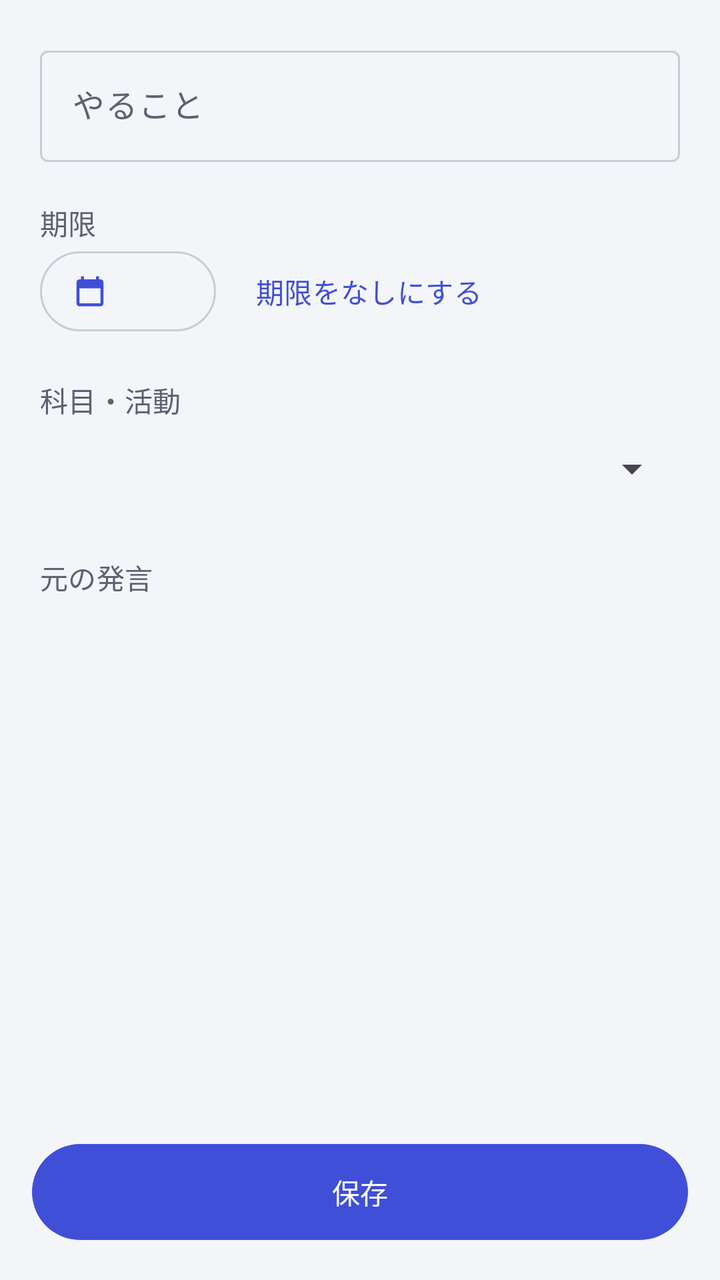
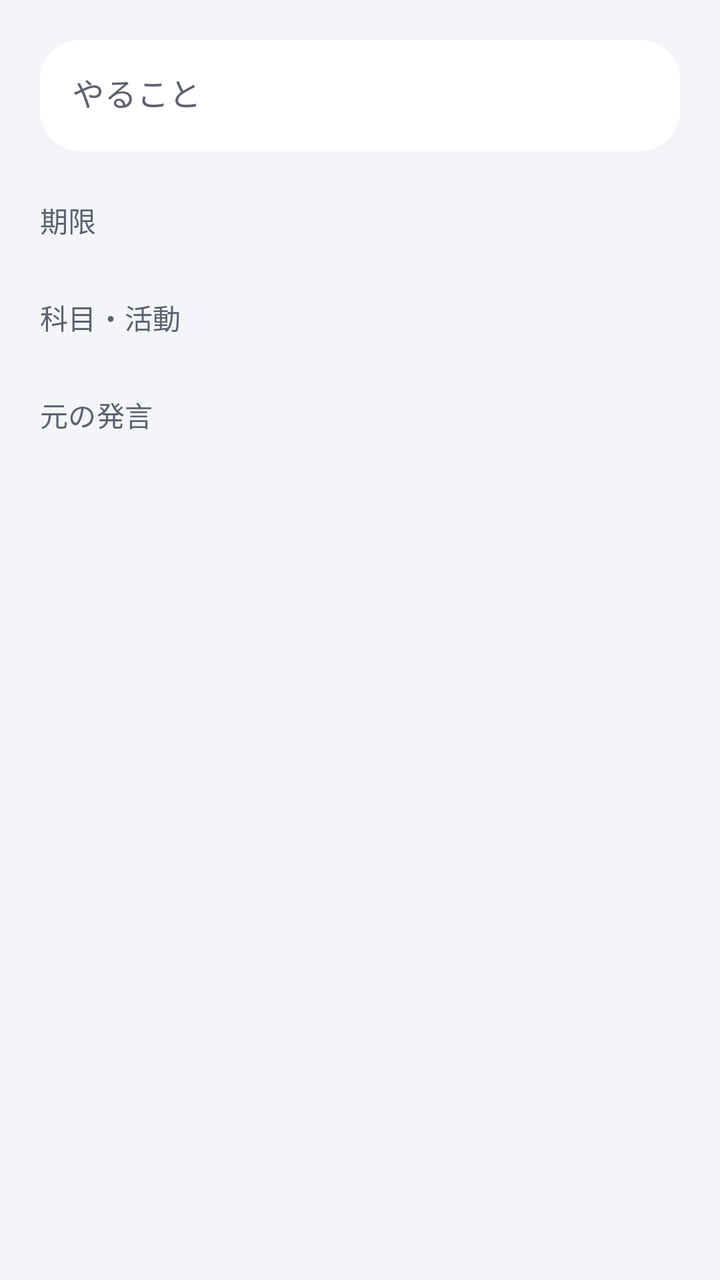

An Android layout rendered at two revisions. The XML below is the earlier revision; the diff shows what the commit changed to produce the second picture.
<!-- AndroidManifest.xml: application theme Theme.MimiMemo -->
<!-- res/layout/activity_todo_edit.xml -->
<?xml version="1.0" encoding="utf-8"?>
<LinearLayout xmlns:android="http://schemas.android.com/apk/res/android"
    xmlns:app="http://schemas.android.com/apk/res-auto"
    android:layout_width="match_parent"
    android:layout_height="match_parent"
    android:orientation="vertical">

    <ScrollView
        android:layout_width="match_parent"
        android:layout_height="0dp"
        android:layout_weight="1">

        <LinearLayout
            android:layout_width="match_parent"
            android:layout_height="wrap_content"
            android:orientation="vertical"
            android:padding="20dp">

            <com.google.android.material.textfield.TextInputLayout
                android:id="@+id/layoutTitle"
                style="@style/Widget.Material3.TextInputLayout.OutlinedBox"
                android:layout_width="match_parent"
                android:layout_height="wrap_content"
                android:hint="@string/label_title">

                <com.google.android.material.textfield.TextInputEditText
                    android:id="@+id/editTitle"
                    android:layout_width="match_parent"
                    android:layout_height="wrap_content"
                    android:inputType="textMultiLine" />
            </com.google.android.material.textfield.TextInputLayout>

            <TextView
                style="@style/MimiMemo.SectionTitle"
                android:layout_width="wrap_content"
                android:layout_height="wrap_content"
                android:layout_marginTop="20dp"
                android:text="@string/label_due" />

            <LinearLayout
                android:layout_width="match_parent"
                android:layout_height="wrap_content"
                android:gravity="center_vertical"
                android:orientation="horizontal">

                <com.google.android.material.button.MaterialButton
                    android:id="@+id/buttonDue"
                    style="@style/Widget.Material3.Button.OutlinedButton.Icon"
                    android:layout_width="wrap_content"
                    android:layout_height="wrap_content"
                    app:icon="@drawable/ic_calendar" />

                <com.google.android.material.button.MaterialButton
                    android:id="@+id/buttonClearDue"
                    style="@style/Widget.Material3.Button.TextButton"
                    android:layout_width="wrap_content"
                    android:layout_height="wrap_content"
                    android:layout_marginStart="8dp"
                    android:text="@string/due_clear" />
            </LinearLayout>

            <TextView
                style="@style/MimiMemo.SectionTitle"
                android:layout_width="wrap_content"
                android:layout_height="wrap_content"
                android:layout_marginTop="20dp"
                android:text="@string/label_tag" />

            <Spinner
                android:id="@+id/spinnerTag"
                android:layout_width="match_parent"
                android:layout_height="48dp" />

            <LinearLayout
                android:id="@+id/sourceSection"
                android:layout_width="match_parent"
                android:layout_height="wrap_content"
                android:layout_marginTop="20dp"
                android:orientation="vertical">

                <TextView
                    style="@style/MimiMemo.SectionTitle"
                    android:layout_width="wrap_content"
                    android:layout_height="wrap_content"
                    android:text="@string/label_source" />

                <TextView
                    android:id="@+id/textSource"
                    android:layout_width="match_parent"
                    android:layout_height="wrap_content"
                    android:layout_marginTop="4dp"
                    android:textAppearance="?attr/textAppearanceBodyLarge"
                    android:textColor="?attr/colorOnSurfaceVariant" />
            </LinearLayout>
        </LinearLayout>
    </ScrollView>

    <com.google.android.material.button.MaterialButton
        android:id="@+id/buttonSave"
        android:layout_width="match_parent"
        android:layout_height="56dp"
        android:layout_margin="16dp"
        android:text="@string/action_save" />
</LinearLayout>
<!-- resources referenced by this layout -->
<resources>
  <!-- drawable ic_calendar (drawable) -->
  <vector xmlns:android="http://schemas.android.com/apk/res/android"
      android:width="24dp"
      android:height="24dp"
      android:tint="?attr/colorControlNormal"
      android:viewportWidth="24"
      android:viewportHeight="24">
      <path
          android:fillColor="@android:color/white"
          android:pathData="M19,4h-1V2h-2v2H8V2H6v2H5c-1.11,0 -1.99,0.9 -1.99,2L3,20c0,1.1 0.89,2 2,2h14c1.1,0 2,-0.9 2,-2V6c0,-1.1 -0.9,-2 -2,-2zM19,20H5V10h14v10z" />
  </vector>
  <string name="action_save">保存</string>
  <string name="due_clear">期限をなしにする</string>
  <string name="label_due">期限</string>
  <string name="label_source">元の発言</string>
  <string name="label_tag">科目・活動</string>
  <string name="label_title">やること</string>
  <style name="MimiMemo.SectionTitle" parent="">
          <item name="android:textAppearance">?attr/textAppearanceTitleSmall</item>
          <item name="android:textColor">?attr/colorOnSurfaceVariant</item>
      </style>
  <color name="primary">#3F4FD8</color>
  <color name="on_primary">#FFFFFF</color>
  <color name="primary_container">#E3E6FF</color>
  <color name="on_primary_container">#151E6B</color>
  <color name="background">#F4F5F9</color>
  <color name="on_surface">#1A1C24</color>
  <color name="on_surface_variant">#5D6170</color>
  <color name="surface_container">#ECEEF4</color>
  <color name="card">#FFFFFF</color>
  <color name="outline">#C9CCD6</color>
  <color name="card_stroke">#E6E8EF</color>
  <style name="MimiMemo.ActionBar" parent="Widget.Material3.ActionBar.Solid">
          <item name="background">@color/background</item>
          <item name="elevation">0dp</item>
          <item name="titleTextStyle">@style/MimiMemo.ActionBar.Title</item>
      </style>
  <style name="MimiMemo.ActionBarTheme" parent="ThemeOverlay.Material3.ActionBar">
          <item name="colorControlNormal">@color/on_surface</item>
          
          <item name="colorSurfaceContainer">@color/card</item>
      </style>
  <style name="MimiMemo.Dialog" parent="ThemeOverlay.Material3.MaterialAlertDialog">
          <item name="colorSurfaceContainerHigh">@color/card</item>
          <item name="shapeAppearanceCornerExtraLarge">@style/MimiMemo.Corner28</item>
      </style>
  <style name="MimiMemo.ActionBar.Title" parent="TextAppearance.Material3.TitleLarge">
          <item name="android:textColor">@color/on_surface</item>
          <item name="android:textStyle">bold</item>
      </style>
  <style name="MimiMemo.Corner28" parent="">
          <item name="cornerFamily">rounded</item>
          <item name="cornerSize">28dp</item>
      </style>
  <!-- unchanged entries left out for length: 1 -->
</resources>

<!-- the commit's change to res/layout/activity_todo_edit.xml (unified diff, before → after) -->
@@ -1,104 +1,84 @@
 <?xml version="1.0" encoding="utf-8"?>
-<LinearLayout xmlns:android="http://schemas.android.com/apk/res/android"
+<ScrollView xmlns:android="http://schemas.android.com/apk/res/android"
     xmlns:app="http://schemas.android.com/apk/res-auto"
     android:layout_width="match_parent"
-    android:layout_height="match_parent"
-    android:orientation="vertical">
+    android:layout_height="match_parent">
 
-    <ScrollView
+    <LinearLayout
         android:layout_width="match_parent"
-        android:layout_height="0dp"
-        android:layout_weight="1">
+        android:layout_height="wrap_content"
+        android:orientation="vertical"
+        android:padding="20dp">
+
+        <com.google.android.material.textfield.TextInputLayout
+            android:id="@+id/layoutTitle"
+            style="@style/Widget.Material3.TextInputLayout.FilledBox"
+            android:layout_width="match_parent"
+            android:layout_height="wrap_content"
+            android:hint="@string/label_title"
+            app:boxBackgroundColor="@color/card"
+            app:boxCornerRadiusBottomEnd="20dp"
+            app:boxCornerRadiusBottomStart="20dp"
+            app:boxCornerRadiusTopEnd="20dp"
+            app:boxCornerRadiusTopStart="20dp"
+            app:boxStrokeWidth="0dp"
+            app:boxStrokeWidthFocused="0dp">
+
+            <com.google.android.material.textfield.TextInputEditText
+                android:id="@+id/editTitle"
+                android:layout_width="match_parent"
+                android:layout_height="wrap_content"
+                android:inputType="textMultiLine"
+                android:textAppearance="?attr/textAppearanceTitleMedium" />
+        </com.google.android.material.textfield.TextInputLayout>
+
+        
+        <TextView
+            style="@style/MimiMemo.SectionTitle"
+            android:layout_width="wrap_content"
+            android:layout_height="wrap_content"
+            android:layout_marginTop="24dp"
+            android:text="@string/label_due" />
+
+        <com.google.android.material.chip.ChipGroup
+            android:id="@+id/chipsDue"
+            android:layout_width="match_parent"
+            android:layout_height="wrap_content"
+            android:layout_marginTop="8dp" />
+
+        <TextView
+            style="@style/MimiMemo.SectionTitle"
+            android:layout_width="wrap_content"
+            android:layout_height="wrap_content"
+            android:layout_marginTop="20dp"
+            android:text="@string/label_tag" />
+
+        <com.google.android.material.chip.ChipGroup
+            android:id="@+id/chipsTag"
+            android:layout_width="match_parent"
+            android:layout_height="wrap_content"
+            android:layout_marginTop="8dp" />
 
         <LinearLayout
+            android:id="@+id/sourceSection"
             android:layout_width="match_parent"
             android:layout_height="wrap_content"
-            android:orientation="vertical"
-            android:padding="20dp">
-
-            <com.google.android.material.textfield.TextInputLayout
-                android:id="@+id/layoutTitle"
-                style="@style/Widget.Material3.TextInputLayout.OutlinedBox"
-                android:layout_width="match_parent"
-                android:layout_height="wrap_content"
-                android:hint="@string/label_title">
-
-                <com.google.android.material.textfield.TextInputEditText
-                    android:id="@+id/editTitle"
-                    android:layout_width="match_parent"
-                    android:layout_height="wrap_content"
-                    android:inputType="textMultiLine" />
-            </com.google.android.material.textfield.TextInputLayout>
+            android:layout_marginTop="20dp"
+            android:orientation="vertical">
 
             <TextView
                 style="@style/MimiMemo.SectionTitle"
                 android:layout_width="wrap_content"
                 android:layout_height="wrap_content"
-                android:layout_marginTop="20dp"
-                android:text="@string/label_due" />
+                android:text="@string/label_source" />
 
-            <LinearLayout
+            <TextView
+                android:id="@+id/textSource"
                 android:layout_width="match_parent"
                 android:layout_height="wrap_content"
-                android:gravity="center_vertical"
-                android:orientation="horizontal">
-
-                <com.google.android.material.button.MaterialButton
-                    android:id="@+id/buttonDue"
-                    style="@style/Widget.Material3.Button.OutlinedButton.Icon"
-                    android:layout_width="wrap_content"
-                    android:layout_height="wrap_content"
-                    app:icon="@drawable/ic_calendar" />
-
-                <com.google.android.material.button.MaterialButton
-                    android:id="@+id/buttonClearDue"
-                    style="@style/Widget.Material3.Button.TextButton"
-                    android:layout_width="wrap_content"
-                    android:layout_height="wrap_content"
-                    android:layout_marginStart="8dp"
-                    android:text="@string/due_clear" />
-            </LinearLayout>
-
-            <TextView
-                style="@style/MimiMemo.SectionTitle"
-                android:layout_width="wrap_content"
-                android:layout_height="wrap_content"
-                android:layout_marginTop="20dp"
-                android:text="@string/label_tag" />
-
-            <Spinner
-                android:id="@+id/spinnerTag"
-                android:layout_width="match_parent"
-                android:layout_height="48dp" />
-
-            <LinearLayout
-                android:id="@+id/sourceSection"
-                android:layout_width="match_parent"
-                android:layout_height="wrap_content"
-                android:layout_marginTop="20dp"
-                android:orientation="vertical">
-
-                <TextView
-                    style="@style/MimiMemo.SectionTitle"
-                    android:layout_width="wrap_content"
-                    android:layout_height="wrap_content"
-                    android:text="@string/label_source" />
-
-                <TextView
-                    android:id="@+id/textSource"
-                    android:layout_width="match_parent"
-                    android:layout_height="wrap_content"
-                    android:layout_marginTop="4dp"
-                    android:textAppearance="?attr/textAppearanceBodyLarge"
-                    android:textColor="?attr/colorOnSurfaceVariant" />
-            </LinearLayout>
+                android:layout_marginTop="4dp"
+                android:textAppearance="?attr/textAppearanceBodyLarge"
+                android:textColor="?attr/colorOnSurfaceVariant" />
         </LinearLayout>
-    </ScrollView>
-
-    <com.google.android.material.button.MaterialButton
-        android:id="@+id/buttonSave"
-        android:layout_width="match_parent"
-        android:layout_height="56dp"
-        android:layout_margin="16dp"
-        android:text="@string/action_save" />
-</LinearLayout>
+    </LinearLayout>
+</ScrollView>
<!-- resource entries referenced after the edit -->
@@ -1,18 +1,5 @@
 <!-- resources referenced by this layout -->
 <resources>
-  <!-- drawable ic_calendar (drawable) -->
-  <vector xmlns:android="http://schemas.android.com/apk/res/android"
-      android:width="24dp"
-      android:height="24dp"
-      android:tint="?attr/colorControlNormal"
-      android:viewportWidth="24"
-      android:viewportHeight="24">
-      <path
-          android:fillColor="@android:color/white"
-          android:pathData="M19,4h-1V2h-2v2H8V2H6v2H5c-1.11,0 -1.99,0.9 -1.99,2L3,20c0,1.1 0.89,2 2,2h14c1.1,0 2,-0.9 2,-2V6c0,-1.1 -0.9,-2 -2,-2zM19,20H5V10h14v10z" />
-  </vector>
-  <string name="action_save">保存</string>
-  <string name="due_clear">期限をなしにする</string>
   <string name="label_due">期限</string>
   <string name="label_source">元の発言</string>
   <string name="label_tag">科目・活動</string>
